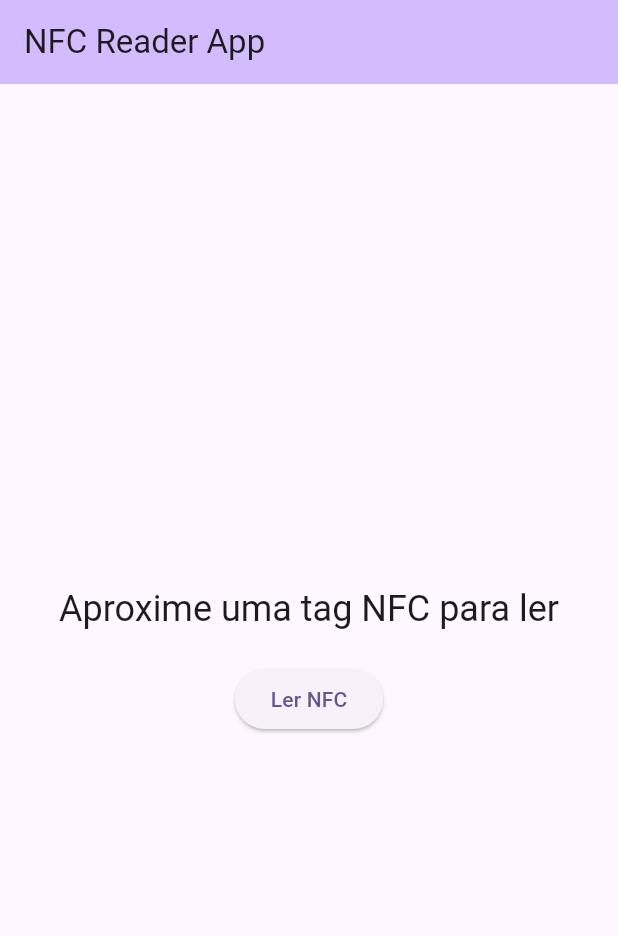
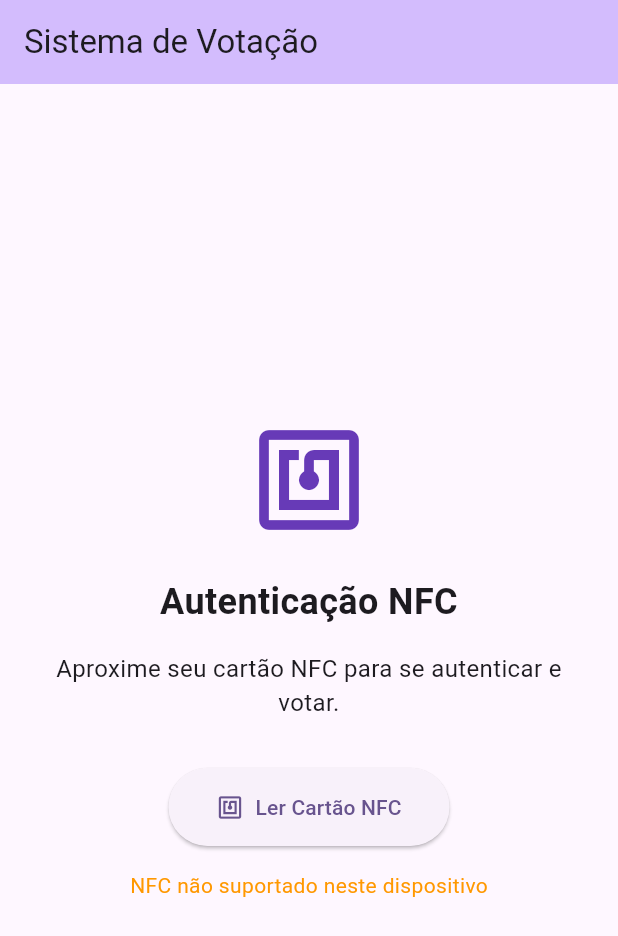
Before and after one commit to zimererlucas/Votacoes, a Flutter app: the screen it shows after launch, on a phone screen of 412 x 824 dp. Shown: the top 936 px of the screen. Run offline on Flutter 3.47's test engine with Material 3 defaults, Android fonts, the phone set to English and light mode, and no system bars; missing offline and left inert: nfc_manager.

Commit message:
Update NFC reader app with new features

```diff
--- a/lib/main.dart
+++ b/lib/main.dart
@@ -1,8 +1,17 @@
 import 'package:flutter/material.dart';
-import 'package:nfc_manager/nfc_manager.dart';
+import 'package:provider/provider.dart';
+import 'providers/voting_provider.dart';
+import 'screens/auth_screen.dart';
+import 'screens/voting_screen.dart';
+import 'screens/confirmation_screen.dart';
 
 void main() {
-  runApp(const MyApp());
+  runApp(
+    ChangeNotifierProvider(
+      create: (context) => VotingProvider(),
+      child: const MyApp(),
+    ),
+  );
 }
 
 class MyApp extends StatelessWidget {
@@ -11,66 +20,52 @@ class MyApp extends StatelessWidget {
   @override
   Widget build(BuildContext context) {
     return MaterialApp(
-      title: 'NFC Reader App',
+      title: 'Sistema de Votação - Faculdade',
       theme: ThemeData(
         colorScheme: ColorScheme.fromSeed(seedColor: Colors.deepPurple),
+        useMaterial3: true,
       ),
-      home: const MyHomePage(title: 'NFC Reader App'),
+      home: const VotingApp(),
     );
   }
 }
 
-class MyHomePage extends StatefulWidget {
-  const MyHomePage({super.key, required this.title});
-
-  final String title;
+class VotingApp extends StatefulWidget {
+  const VotingApp({super.key});
 
   @override
-  State<MyHomePage> createState() => _MyHomePageState();
+  State<VotingApp> createState() => _VotingAppState();
 }
 
-class _MyHomePageState extends State<MyHomePage> {
-  String _nfcData = 'Aproxime uma tag NFC para ler';
+class _VotingAppState extends State<VotingApp> {
+  int _currentStep = 0; // 0: Auth, 1: Voting, 2: Confirmation
 
-  Future<void> _readNfc() async {
-    bool isAvailable = await NfcManager.instance.isAvailable();
-    if (!isAvailable) {
+  void _nextStep() {
     setState(() {
-        _nfcData = 'NFC não está disponível neste dispositivo';
+      _currentStep++;
     });
-      return;
   }
 
-    NfcManager.instance.startSession(
-      onDiscovered: (NfcTag tag) async {
+  void _reset() {
     setState(() {
-          _nfcData = 'Tag NFC detectada: ${tag.data}';
+      _currentStep = 0;
     });
-        NfcManager.instance.stopSession();
-      },
-    );
   }
 
   @override
   Widget build(BuildContext context) {
     return Scaffold(
       appBar: AppBar(
+        title: const Text('Sistema de Votação'),
         backgroundColor: Theme.of(context).colorScheme.inversePrimary,
-        title: Text(widget.title),
       ),
-      body: Center(
-        child: Column(
-          mainAxisAlignment: MainAxisAlignment.center,
-          children: <Widget>[
-            Text(
-              _nfcData,
-              style: Theme.of(context).textTheme.headlineSmall,
-              textAlign: TextAlign.center,
-            ),
-            const SizedBox(height: 20),
-            ElevatedButton(onPressed: _readNfc, child: const Text('Ler NFC')),
+      body: IndexedStack(
+        index: _currentStep,
+        children: [
+          AuthScreen(onAuthenticated: _nextStep),
+          VotingScreen(onVoted: _nextStep),
+          ConfirmationScreen(onNewVote: _reset),
         ],
-        ),
       ),
     );
   }
--- /dev/null
+++ b/lib/models/candidate.dart
@@ -0,0 +1,15 @@
+class Candidate {
+  final String id;
+  final String name;
+  final String description;
+
+  Candidate({required this.id, required this.name, required this.description});
+
+  @override
+  bool operator ==(Object other) =>
+      identical(this, other) ||
+      other is Candidate && runtimeType == other.runtimeType && id == other.id;
+
+  @override
+  int get hashCode => id.hashCode;
+}
--- /dev/null
+++ b/lib/models/vote.dart
@@ -0,0 +1,21 @@
+import 'voter.dart';
+import 'candidate.dart';
+
+class Vote {
+  final Voter voter;
+  final Candidate candidate;
+  final DateTime timestamp;
+
+  Vote({required this.voter, required this.candidate, required this.timestamp});
+
+  @override
+  bool operator ==(Object other) =>
+      identical(this, other) ||
+      other is Vote &&
+          runtimeType == other.runtimeType &&
+          voter == other.voter &&
+          candidate == other.candidate;
+
+  @override
+  int get hashCode => voter.hashCode ^ candidate.hashCode;
+}
--- /dev/null
+++ b/lib/models/voter.dart
@@ -0,0 +1,14 @@
+class Voter {
+  final String id;
+  final String name;
+
+  Voter({required this.id, required this.name});
+
+  @override
+  bool operator ==(Object other) =>
+      identical(this, other) ||
+      other is Voter && runtimeType == other.runtimeType && id == other.id;
+
+  @override
+  int get hashCode => id.hashCode;
+}
--- /dev/null
+++ b/lib/providers/voting_provider.dart
@@ -0,0 +1,123 @@
+import 'package:flutter/material.dart';
+import '../models/voter.dart';
+import '../models/candidate.dart';
+import '../models/vote.dart';
+
+class VotingProvider with ChangeNotifier {
+  // Hardcoded valid voter IDs (in a real app, this would come from a database)
+  final Set<String> _validVoterIds = {
+    '1234567890', // Example NFC IDs
+    '0987654321',
+    '1111111111',
+    '2222222222',
+  };
+
+  // Hardcoded candidates
+  final List<Candidate> _candidates = [
+    Candidate(
+      id: '1',
+      name: 'João Silva',
+      description: 'Candidato para Presidente do Centro Acadêmico',
+    ),
+    Candidate(
+      id: '2',
+      name: 'Maria Santos',
+      description: 'Candidata para Presidente do Centro Acadêmico',
+    ),
+    Candidate(
+      id: '3',
+      name: 'Pedro Oliveira',
+      description: 'Candidato para Presidente do Centro Acadêmico',
+    ),
+  ];
+
+  // Recorded votes
+  final Set<Vote> _votes = {};
+
+  // Current authenticated voter
+  Voter? _currentVoter;
+
+  // Loading and error states
+  bool _isLoading = false;
+  String? _errorMessage;
+
+  // Getters
+  List<Candidate> get candidates => _candidates;
+  Set<Vote> get votes => _votes;
+  Voter? get currentVoter => _currentVoter;
+  bool get isLoading => _isLoading;
+  String? get errorMessage => _errorMessage;
+
+  // Check if voter has already voted
+  bool hasVoted(Voter voter) {
+    return _votes.any((vote) => vote.voter == voter);
+  }
+
+  // Authenticate voter via NFC ID
+  Future<bool> authenticateVoter(String nfcId) async {
+    _isLoading = true;
+    _errorMessage = null;
+    notifyListeners();
+
+    await Future.delayed(const Duration(seconds: 1)); // Simulate processing
+
+    if (_validVoterIds.contains(nfcId)) {
+      _currentVoter = Voter(
+        id: nfcId,
+        name: 'Estudante $nfcId',
+      ); // In real app, fetch from DB
+      _isLoading = false;
+      notifyListeners();
+      return true;
+    } else {
+      _errorMessage = 'ID NFC inválido. Você não está autorizado a votar.';
+      _isLoading = false;
+      notifyListeners();
+      return false;
+    }
+  }
+
+  // Record a vote
+  Future<bool> recordVote(Candidate candidate) async {
+    if (_currentVoter == null) {
+      _errorMessage = 'Nenhum eleitor autenticado.';
+      notifyListeners();
+      return false;
+    }
+
+    if (hasVoted(_currentVoter!)) {
+      _errorMessage = 'Você já votou.';
+      notifyListeners();
+      return false;
+    }
+
+    _isLoading = true;
+    notifyListeners();
+
+    await Future.delayed(const Duration(seconds: 1)); // Simulate processing
+
+    final vote = Vote(
+      voter: _currentVoter!,
+      candidate: candidate,
+      timestamp: DateTime.now(),
+    );
+
+    _votes.add(vote);
+    _isLoading = false;
+    notifyListeners();
+    return true;
+  }
+
+  // Logout current voter
+  void logout() {
+    _currentVoter = null;
+    _errorMessage = null;
+    notifyListeners();
+  }
+
+  // Clear error message
+  void clearError() {
+    _errorMessage = null;
+    notifyListeners();
+  }
+}
--- /dev/null
+++ b/lib/screens/auth_screen.dart
@@ -0,0 +1,113 @@
+import 'package:flutter/material.dart';
+import 'package:provider/provider.dart';
+import 'package:nfc_manager/nfc_manager.dart';
+import '../providers/voting_provider.dart';
+
+class AuthScreen extends StatefulWidget {
+  final VoidCallback onAuthenticated;
+
+  const AuthScreen({super.key, required this.onAuthenticated});
+
+  @override
+  State<AuthScreen> createState() => _AuthScreenState();
+}
+
+class _AuthScreenState extends State<AuthScreen> {
+  bool _isNfcAvailable = false;
+
+  @override
+  void initState() {
+    super.initState();
+    _checkNfcAvailability();
+  }
+
+  Future<void> _checkNfcAvailability() async {
+    _isNfcAvailable = await NfcManager.instance.isAvailable();
+    setState(() {});
+  }
+
+  Future<void> _startNfcSession() async {
+    if (!_isNfcAvailable) {
+      ScaffoldMessenger.of(context).showSnackBar(
+        const SnackBar(
+          content: Text('NFC não está disponível neste dispositivo'),
+        ),
+      );
+      return;
+    }
+
+    final votingProvider = Provider.of<VotingProvider>(context, listen: false);
+
+    NfcManager.instance.startSession(
+      onDiscovered: (NfcTag tag) async {
+        // For demonstration, we'll use a hardcoded ID
+        const demoNfcId = '1234567890';
+
+        final success = await votingProvider.authenticateVoter(demoNfcId);
+        NfcManager.instance.stopSession();
+
+        if (success && mounted) {
+          widget.onAuthenticated();
+        }
+      },
+    );
+  }
+
+  @override
+  Widget build(BuildContext context) {
+    return Consumer<VotingProvider>(
+      builder: (context, votingProvider, child) {
+        return Padding(
+          padding: const EdgeInsets.all(16.0),
+          child: Column(
+            mainAxisAlignment: MainAxisAlignment.center,
+            children: [
+              const Icon(Icons.nfc, size: 80, color: Colors.deepPurple),
+              const SizedBox(height: 24),
+              const Text(
+                'Autenticação NFC',
+                style: TextStyle(fontSize: 24, fontWeight: FontWeight.bold),
+                textAlign: TextAlign.center,
+              ),
+              const SizedBox(height: 16),
+              const Text(
+                'Aproxime seu cartão NFC para se autenticar e votar.',
+                style: TextStyle(fontSize: 16),
+                textAlign: TextAlign.center,
+              ),
+              const SizedBox(height: 32),
+              if (votingProvider.isLoading)
+                const CircularProgressIndicator()
+              else
+                ElevatedButton.icon(
+                  onPressed: _startNfcSession,
+                  icon: const Icon(Icons.nfc),
+                  label: const Text('Ler Cartão NFC'),
+                  style: ElevatedButton.styleFrom(
+                    padding: const EdgeInsets.symmetric(
+                      horizontal: 32,
+                      vertical: 16,
+                    ),
+                  ),
+                ),
+              if (votingProvider.errorMessage != null) ...[
+                const SizedBox(height: 16),
+                Text(
+                  votingProvider.errorMessage!,
+                  style: const TextStyle(color: Colors.red),
+                  textAlign: TextAlign.center,
+                ),
+              ],
+              const SizedBox(height: 16),
+              if (!_isNfcAvailable)
+                const Text(
+                  'NFC não suportado neste dispositivo',
+                  style: TextStyle(color: Colors.orange),
+                ),
+            ],
+          ),
+        );
+      },
+    );
+  }
+}
--- a/pubspec.yaml
+++ b/pubspec.yaml
@@ -35,6 +35,7 @@ dependencies:
   # Use with the CupertinoIcons class for iOS style icons.
   cupertino_icons: ^1.0.8
   nfc_manager: ^3.5.0
+  provider: ^6.1.2
 
 dev_dependencies:
   flutter_test:
```
Also changed, not shown: lib/screens/confirmation_screen.dart (added, +78 -0 lines), lib/screens/voting_screen.dart (added, +114 -0 lines), pubspec.lock, 2 other files. Lines whose indentation alone changed are shown as unchanged.
